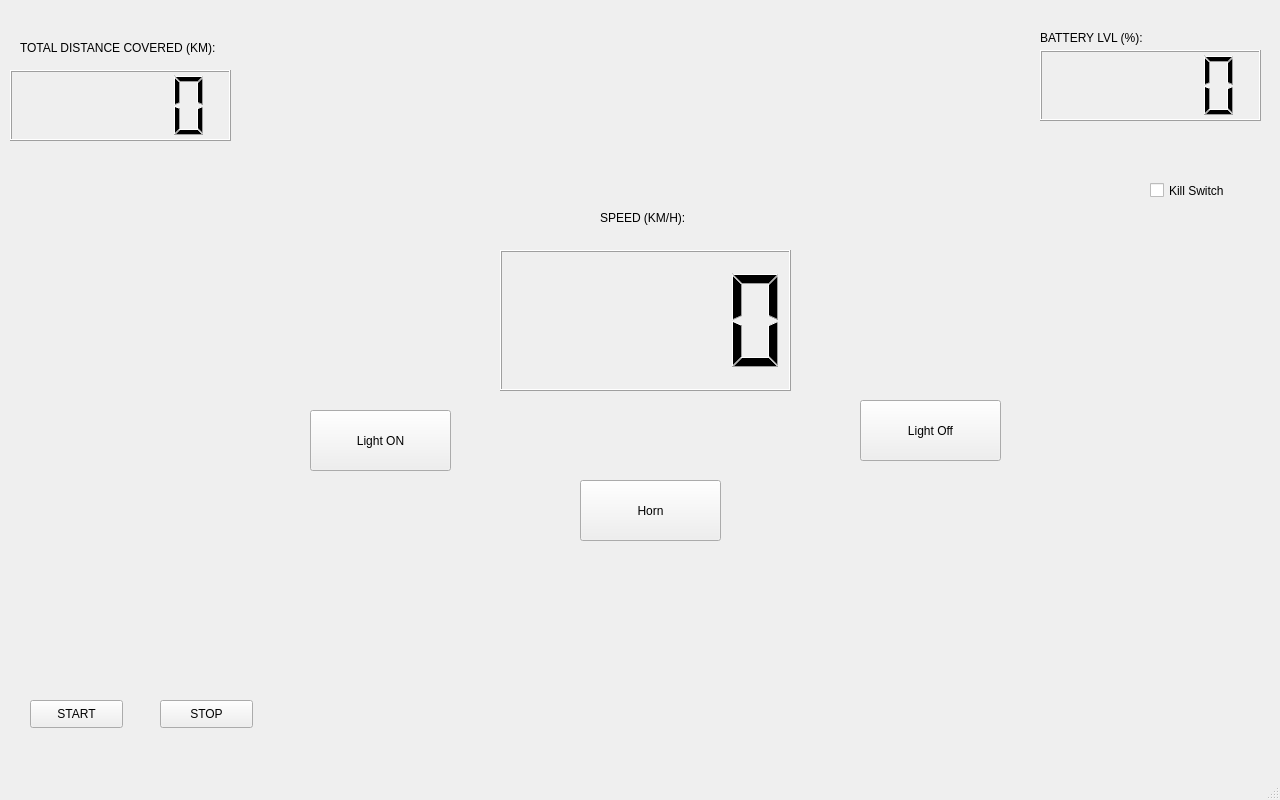
Qt form u.ui (HariC137/UI) before a commit.
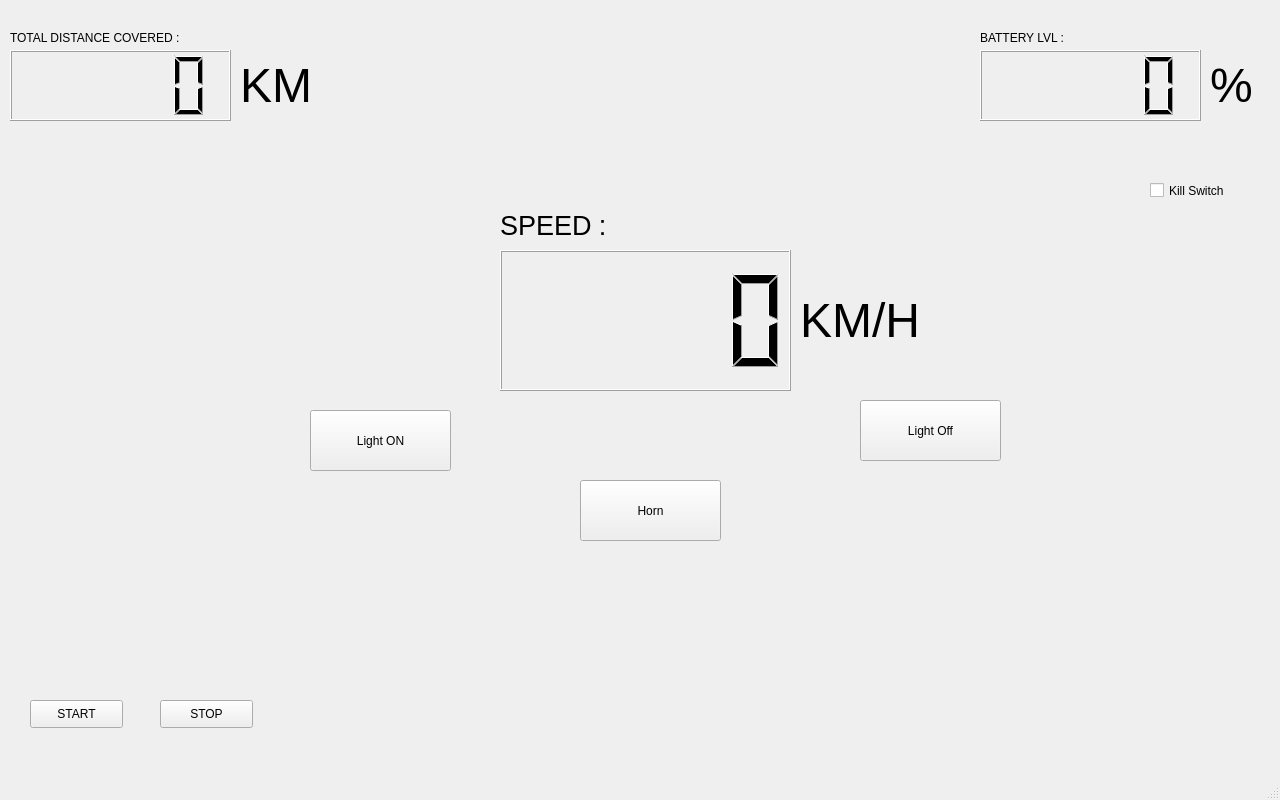
The same form after that commit.

Commit message: Recquired Changes V-1

What changed in the file:
```diff
--- a/u.ui
+++ b/u.ui
@@ -27,7 +27,7 @@
    <widget class="QLCDNumber" name="batterylvl">
     <property name="geometry">
      <rect>
-      <x>1040</x>
+      <x>980</x>
       <y>50</y>
       <width>221</width>
       <height>71</height>
@@ -37,27 +37,32 @@
    <widget class="QLabel" name="label">
     <property name="geometry">
      <rect>
-      <x>600</x>
-      <y>210</y>
-      <width>91</width>
-      <height>16</height>
+      <x>500</x>
+      <y>200</y>
+      <width>221</width>
+      <height>51</height>
      </rect>
     </property>
+    <property name="font">
+     <font>
+      <pointsize>20</pointsize>
+     </font>
+    </property>
     <property name="text">
-     <string>SPEED (KM/H):</string>
+     <string>SPEED :</string>
     </property>
    </widget>
    <widget class="QLabel" name="label_2">
     <property name="geometry">
      <rect>
-      <x>1040</x>
+      <x>980</x>
       <y>30</y>
-      <width>111</width>
+      <width>211</width>
       <height>16</height>
      </rect>
     </property>
     <property name="text">
-     <string>BATTERY LVL (%):</string>
+     <string>BATTERY LVL :</string>
     </property>
    </widget>
    <widget class="QPushButton" name="lighton">
@@ -128,21 +133,21 @@
    <widget class="QLabel" name="label_3">
     <property name="geometry">
      <rect>
-      <x>20</x>
-      <y>40</y>
-      <width>201</width>
+      <x>10</x>
+      <y>30</y>
+      <width>441</width>
       <height>16</height>
      </rect>
     </property>
     <property name="text">
-     <string>TOTAL DISTANCE COVERED (KM):</string>
+     <string>TOTAL DISTANCE COVERED :</string>
     </property>
    </widget>
    <widget class="QLCDNumber" name="totalrun">
     <property name="geometry">
      <rect>
       <x>10</x>
-      <y>70</y>
+      <y>50</y>
       <width>221</width>
       <height>71</height>
      </rect>
@@ -161,6 +166,62 @@
      <string>Horn</string>
     </property>
    </widget>
+   <widget class="QLabel" name="label_4">
+    <property name="geometry">
+     <rect>
+      <x>240</x>
+      <y>50</y>
+      <width>91</width>
+      <height>71</height>
+     </rect>
+    </property>
+    <property name="font">
+     <font>
+      <pointsize>36</pointsize>
+      <weight>50</weight>
+      <bold>false</bold>
+     </font>
+    </property>
+    <property name="text">
+     <string>KM</string>
+    </property>
+   </widget>
+   <widget class="QLabel" name="label_5">
+    <property name="geometry">
+     <rect>
+      <x>800</x>
+      <y>250</y>
+      <width>161</width>
+      <height>141</height>
+     </rect>
+    </property>
+    <property name="font">
+     <font>
+      <pointsize>36</pointsize>
+     </font>
+    </property>
+    <property name="text">
+     <string>KM/H</string>
+    </property>
+   </widget>
+   <widget class="QLabel" name="label_6">
+    <property name="geometry">
+     <rect>
+      <x>1210</x>
+      <y>50</y>
+      <width>61</width>
+      <height>71</height>
+     </rect>
+    </property>
+    <property name="font">
+     <font>
+      <pointsize>36</pointsize>
+     </font>
+    </property>
+    <property name="text">
+     <string>%</string>
+    </property>
+   </widget>
   </widget>
   <widget class="QMenuBar" name="menubar">
    <property name="geometry">
```
The commit also changes 1 other file.
